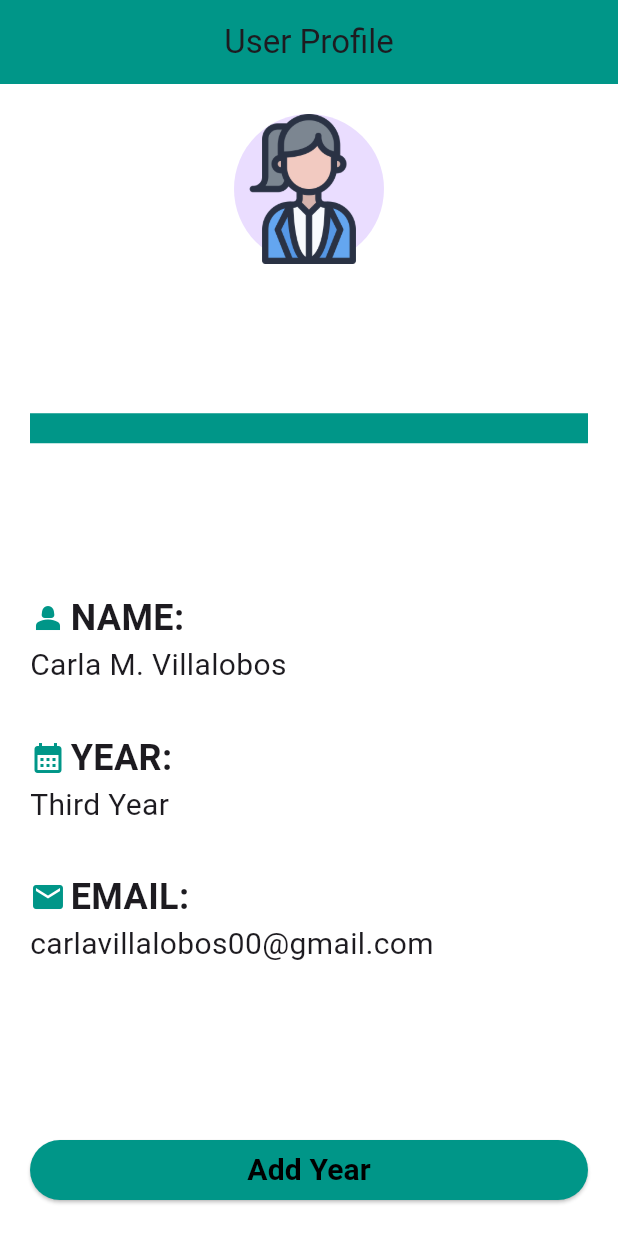
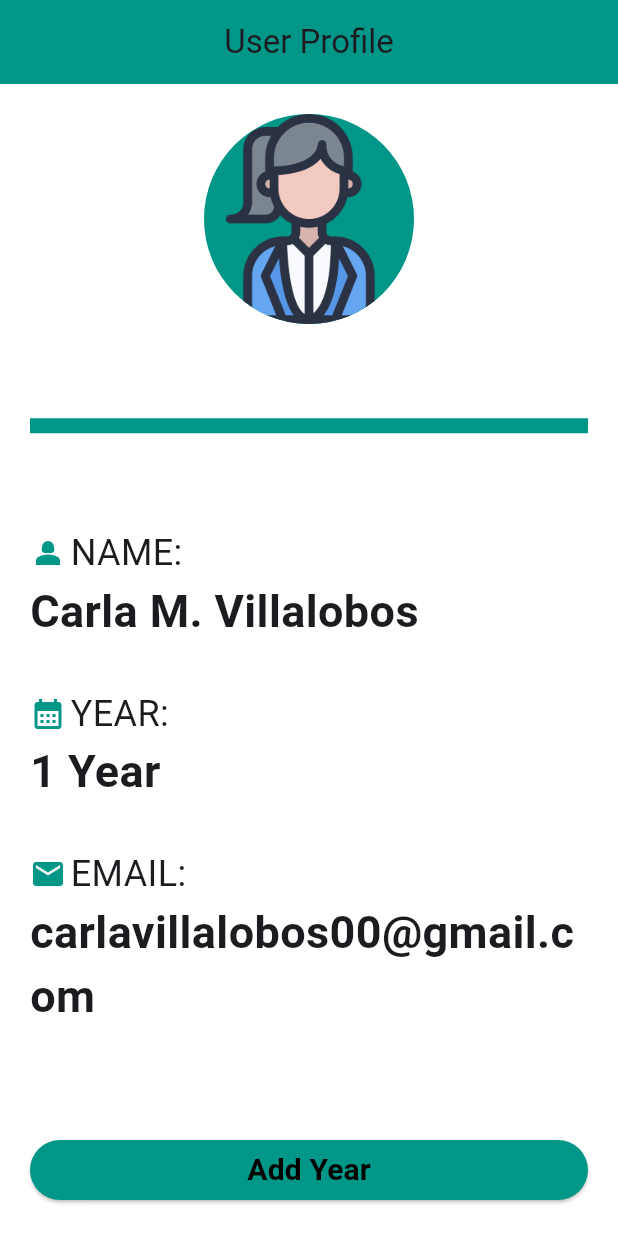
Before and after one commit to VillalobosCarla/FE-ShotWithYou, a Flutter app: the screen it shows after launch, after a tap on "Add Year", on a phone screen of 412 x 824 dp. Run offline on Flutter 3.47's test engine with Material 3 defaults, Android fonts, the phone set to English and light mode, and no system bars.

Commit message:
Finalize the Act-1

```diff
--- a/lib/home.dart
+++ b/lib/home.dart
@@ -1,7 +1,14 @@
 import 'package:flutter/material.dart';
 
-class Home extends StatelessWidget {
+class Home extends StatefulWidget {
   const Home({super.key});
+
+  @override
+  State<Home> createState() => _HomeState();
+}
+
+class _HomeState extends State<Home> {
+  int year = 0;
 
   @override
   Widget build(BuildContext context) {
@@ -19,11 +26,12 @@ class Home extends StatelessWidget {
           children: <Widget> [
             Center(
               child: CircleAvatar(
-                child: Image.asset('assets/profile.png'),
-                radius: 50.0,
+                backgroundImage: AssetImage('assets/profile.png'),
+                backgroundColor: Colors.teal,
+                radius: 70.0,
               ),
             ),
-            Divider(height: 55.0, color: Colors.teal, thickness: 20.0,),
+            Divider(height: 55.0, color: Colors.teal, thickness: 10.0,),
             Column(
               crossAxisAlignment: CrossAxisAlignment.start,
               children: <Widget>[
@@ -37,7 +45,6 @@ class Home extends StatelessWidget {
                     Text(
                       'NAME:',
                       style: TextStyle(
-                          fontWeight: FontWeight.bold,
                           fontSize: 24.0
                       ),
                     ),
@@ -46,7 +53,8 @@ class Home extends StatelessWidget {
                 Text(
                   'Carla M. Villalobos',
                   style: TextStyle(
-                      fontSize: 20.0
+                      fontWeight: FontWeight.bold,
+                      fontSize: 30.0
                   ),
                 ),
                 SizedBox(height: 30.0,),
@@ -60,16 +68,16 @@ class Home extends StatelessWidget {
                     Text(
                       'YEAR:',
                       style: TextStyle(
-                          fontWeight: FontWeight.bold,
                           fontSize: 24.0
                       ),
                     ),
                   ],
                 ),
                 Text(
-                  'Third Year',
+                  '$year Year',
                   style: TextStyle(
-                      fontSize: 20.0
+                      fontWeight: FontWeight.bold,
+                      fontSize: 30.0
                   ),
                 ),
                 SizedBox(height: 30.0,),
@@ -83,7 +91,6 @@ class Home extends StatelessWidget {
                     Text(
                       'EMAIL:',
                       style: TextStyle(
-                          fontWeight: FontWeight.bold,
                           fontSize: 24.0
                       ),
                     ),
@@ -92,7 +99,8 @@ class Home extends StatelessWidget {
                 Text(
                   'carlavillalobos00@gmail.com',
                   style: TextStyle(
-                      fontSize: 20.0
+                      fontWeight: FontWeight.bold,
+                      fontSize: 30.0
                   ),
                 ),
                 SizedBox(height: 30.0,),
@@ -102,7 +110,11 @@ class Home extends StatelessWidget {
               crossAxisAlignment: CrossAxisAlignment.stretch,
               children: [
                 ElevatedButton(
-                    onPressed: (){},
+                    onPressed: (){
+                      setState(() {
+                        year += 1;
+                      });
+                    },
                     child: Text ('Add Year',
                   style: TextStyle(
     fontSize: 20.0,
```
